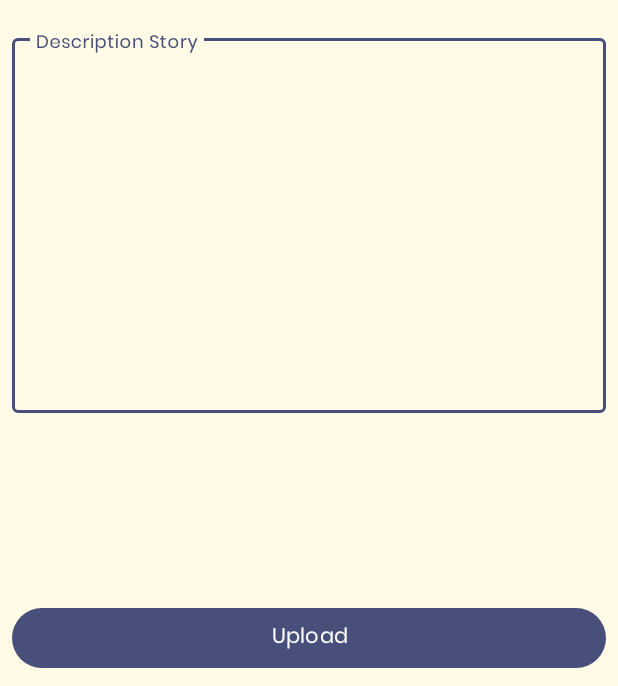
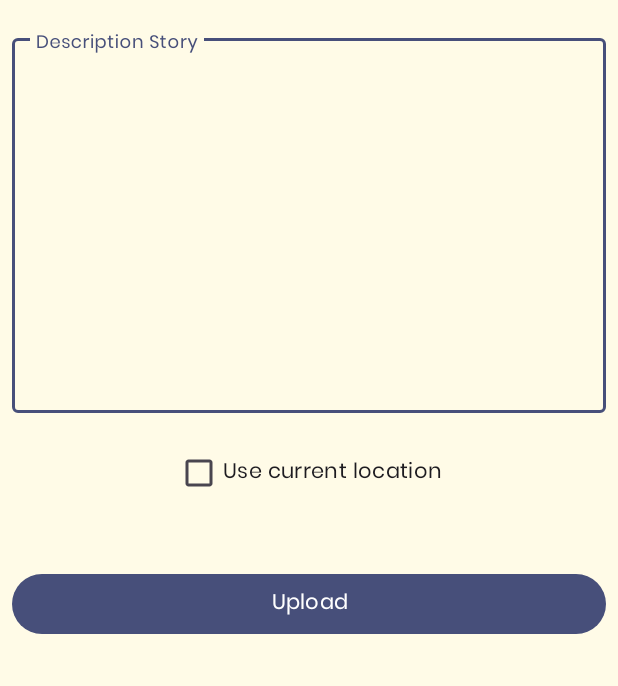
Before and after one commit to habibfr/Pengembangan-Aplikasi-Android-Intermediate-Dicoding, an Android app: the PostingActivity screen opened directly, with no data from a screen before it, on a phone screen of 412 x 824 dp, the part 550-1236 px from its top. Run offline under Robolectric (Android 15) with nearby library versions, the phone set to English and light mode, and no system bars; pictures from the network do not load.

Commit message:
location when upload

```diff
--- a/MyStoryApp/app/build.gradle.kts
+++ b/MyStoryApp/app/build.gradle.kts
@@ -88,4 +88,7 @@ dependencies {
     ksp("androidx.room:room-compiler:2.6.1")
     implementation("androidx.room:room-ktx:2.6.1")
     implementation("androidx.room:room-paging:2.6.1")
+
+    implementation("com.google.android.gms:play-services-maps:18.0.0")
+    implementation("com.google.android.gms:play-services-location:18.0.0")
 }
--- a/MyStoryApp/app/src/main/AndroidManifest.xml
+++ b/MyStoryApp/app/src/main/AndroidManifest.xml
@@ -7,6 +7,12 @@
     <uses-permission
         android:name="android.permission.WRITE_EXTERNAL_STORAGE"
         android:maxSdkVersion="28" />
+    <uses-permission android:name="android.permission.ACCESS_FINE_LOCATION" />
+    <uses-permission android:name="android.permission.ACCESS_COARSE_LOCATION" />
+    <uses-permission android:name="android.permission.ACCESS_BACKGROUND_LOCATION" />
+    <uses-permission android:name="android.permission.POST_NOTIFICATIONS" />
+    <uses-permission android:name="android.permission.ACCESS_FINE_LOCATION" />
+    <uses-permission android:name="android.permission.ACCESS_COARSE_LOCATION"/>
 
     <application
         android:allowBackup="true"
--- a/MyStoryApp/app/src/main/java/com/habibfr/mystoryapp/data/UserRepository.kt
+++ b/MyStoryApp/app/src/main/java/com/habibfr/mystoryapp/data/UserRepository.kt
@@ -119,14 +119,16 @@ class UserRepository private constructor(
         }
     }
 
-    suspend fun postStory(file: MultipartBody.Part, description: RequestBody) {
+    suspend fun postStory(file: MultipartBody.Part, description: RequestBody, lat: Double = 0.0, lon: Double = 0.0) {
         _postStatus.value = Result.Loading
         try {
             val response =
                 apiService.uploadStory(
                     "Bearer ${userPreference.getSession().first().token}",
                     file,
-                    description
+                    description,
+                    lat,
+                    lon
                 )
             _postStatus.value = Result.Success(response)
         } catch (e: HttpException) {
--- a/MyStoryApp/app/src/main/java/com/habibfr/mystoryapp/data/remote/retrofit/ApiService.kt
+++ b/MyStoryApp/app/src/main/java/com/habibfr/mystoryapp/data/remote/retrofit/ApiService.kt
@@ -31,7 +31,7 @@ interface ApiService {
         @Header("Authorization") token: String,
         @Query("page") page: Int = 1,
         @Query("size") size: Int = 20
-        ): StoryResponse
+    ): StoryResponse
 
     @GET("stories/{id}")
     suspend fun getStoryById(
@@ -45,11 +45,13 @@ interface ApiService {
         @Header("Authorization") token: String,
         @Part file: MultipartBody.Part,
         @Part("description") description: RequestBody,
+        @Part("lat") lat: Double = 0.0,
+        @Part("lon") lon: Double = 0.0
     ): FileUploadResponse
 
     @GET("stories")
     suspend fun getStoriesWithLocation(
         @Header("Authorization") token: String,
-        @Query("location") location : Int = 1,
+        @Query("location") location: Int = 1,
     ): StoryResponse
 }
--- a/MyStoryApp/app/src/main/java/com/habibfr/mystoryapp/view/posting/PostingViewModel.kt
+++ b/MyStoryApp/app/src/main/java/com/habibfr/mystoryapp/view/posting/PostingViewModel.kt
@@ -13,9 +13,9 @@ import okhttp3.RequestBody
 class PostingViewModel(private val repository: UserRepository) : ViewModel() {
     val postStatus: LiveData<Result<FileUploadResponse>> = repository.postStatus
 
-    fun postStory(file: MultipartBody.Part, description: RequestBody) {
+    fun postStory(file: MultipartBody.Part, description: RequestBody, lat: Double = 0.0, lon: Double = 0.0) {
         viewModelScope.launch {
-            repository.postStory(file, description)
+            repository.postStory(file, description, lat, lon)
         }
     }
 }
--- a/MyStoryApp/app/src/main/res/layout/activity_posting.xml
+++ b/MyStoryApp/app/src/main/res/layout/activity_posting.xml
@@ -74,13 +74,26 @@
 
     </com.google.android.material.textfield.TextInputLayout>
 
+    <CheckBox
+        android:id="@+id/locationCheckBox"
+        android:layout_width="wrap_content"
+        android:layout_height="wrap_content"
+        android:text="@string/use_current_location"
+        app:layout_constraintTop_toBottomOf="@id/desc_story_layout"
+        app:layout_constraintStart_toStartOf="parent"
+        app:layout_constraintEnd_toEndOf="parent"
+        android:layout_marginTop="16dp"/>
+
     <Button
         android:id="@+id/uploadButton"
         android:layout_width="match_parent"
         android:layout_height="wrap_content"
         android:layout_marginTop="16dp"
         android:text="@string/upload"
+        app:layout_constraintTop_toBottomOf="@id/locationCheckBox"
         app:layout_constraintBottom_toBottomOf="parent"
+        app:layout_constraintStart_toStartOf="parent"
+        app:layout_constraintEnd_toEndOf="parent"
         tools:layout_editor_absoluteX="8dp" />
 
 </androidx.constraintlayout.widget.ConstraintLayout>
--- a/MyStoryApp/app/src/main/res/values/strings.xml
+++ b/MyStoryApp/app/src/main/res/values/strings.xml
@@ -37,4 +37,7 @@
     <string name="try_again">Try Again</string>
     <string name="msg_error">Opss, something wrong..</string>
     <string name="msg_try_again">Try again!</string>
+    <string name="use_current_location">Use current location</string>
+    <string name="location_is_not_found">Location is not found. Try Again</string>
+    <string name="no_location_access_granted">No location access granted. Try Again</string>
 </resources>
```
Also changed, not shown: MyStoryApp/app/src/main/java/com/habibfr/mystoryapp/view/posting/PostingActivity.kt (+78 -5 lines), 1 other file.
